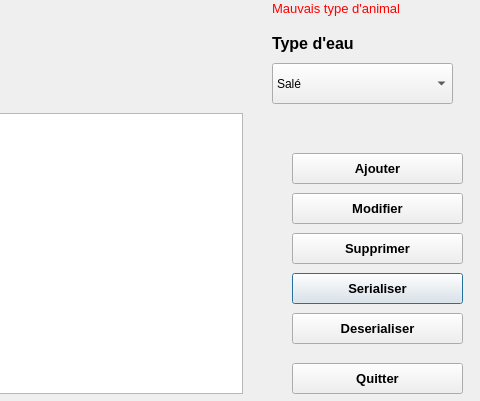
Old version of the form pop_poisson.ui in the repository jlebelj/Exam-_zoo; both pictures show x 338 to 818 and y 227 to 628 of the 818 by 628 pixel window.
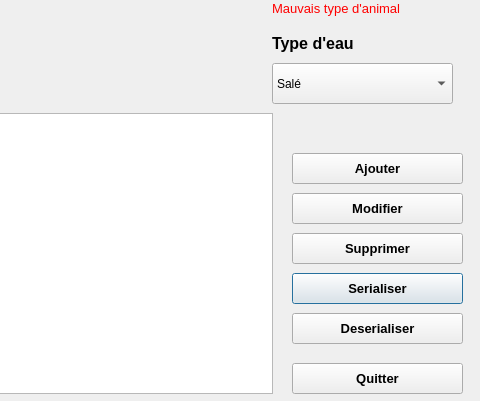
New version of the form.

Commit message: modifier poisson finis

What changed in the file:
```diff
--- a/pop_poisson.ui
+++ b/pop_poisson.ui
@@ -467,7 +467,7 @@
     <rect>
      <x>20</x>
      <y>340</y>
-     <width>561</width>
+     <width>591</width>
      <height>281</height>
     </rect>
    </property>
```
The commit also changes 2 other files.
